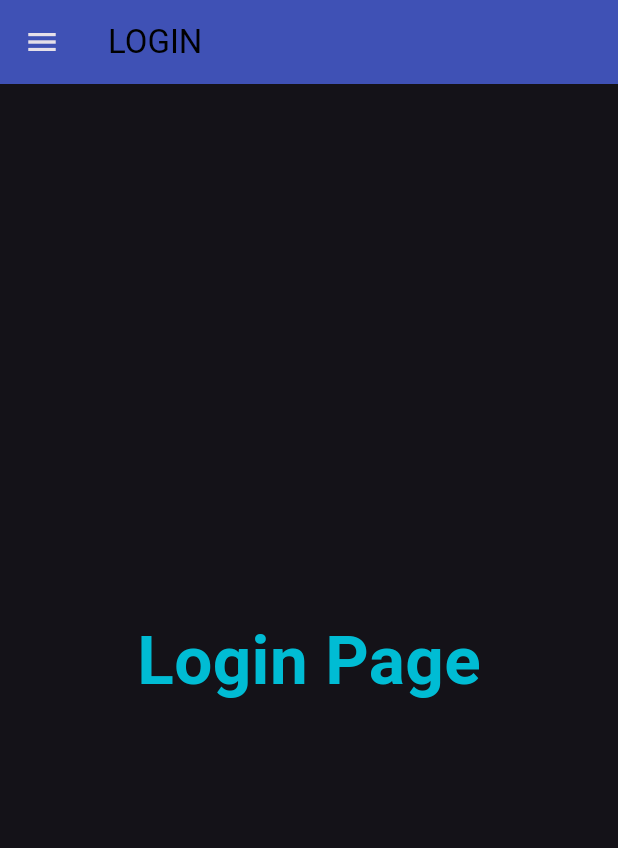
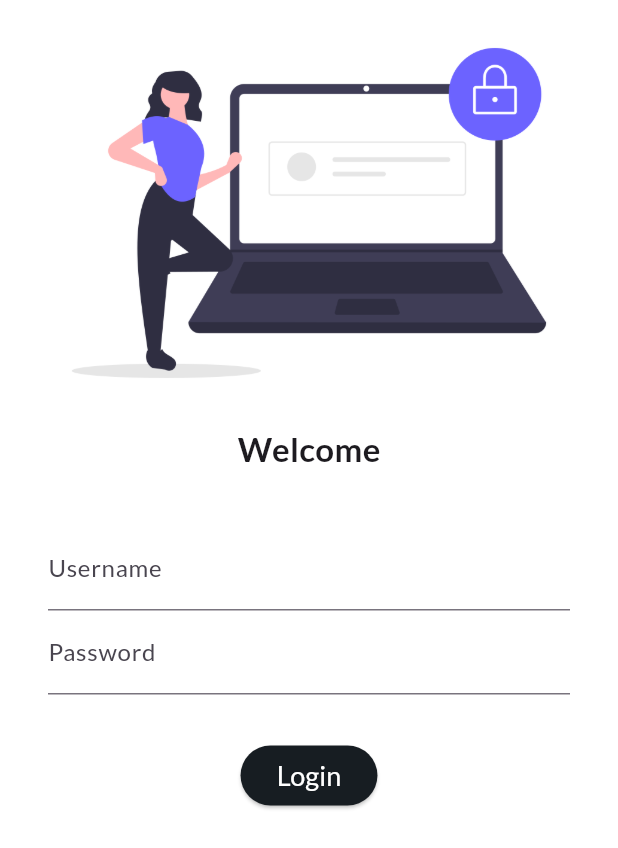
Before and after one commit to Kushal-dubey/My-App, a Flutter app: the screen it shows after launch, on a phone screen of 412 x 824 dp. Shown: the top 848 px of the screen. Run offline on Flutter 3.47's test engine with Material 3 defaults, Android fonts, the phone set to English and light mode, and no system bars; our stand-ins replace google_fonts.

Commit message:
Day 4 completed

```diff
--- a/lib/main.dart
+++ b/lib/main.dart
@@ -1,6 +1,7 @@
 import 'package:flutter/material.dart';
 import 'package:flutter_application_1/pages/Home_page.dart';
 import 'package:flutter_application_1/pages/Login_page.dart';
+import 'package:google_fonts/google_fonts.dart';
 
 void main() {
   runApp(MyApp());
@@ -21,10 +22,13 @@ class MyApp extends StatelessWidget {
   Widget build(BuildContext context) {
     bringvegetables(rupees: 50);
     return MaterialApp(
-      themeMode: ThemeMode.dark, //dark theme in thememode
+      themeMode: ThemeMode.light, //dark theme in thememode
       theme: ThemeData(
-          primarySwatch: Colors
-              .deepPurple), //theme is used for data and primary swatch is used for body and widgets
+        primarySwatch: Colors.deepPurple,
+        fontFamily: GoogleFonts.lato().fontFamily,
+        //primaryTextTheme: GoogleFonts.latoTextTheme(),  // this is the primary text theme which have lato text theme in it
+      ),
+      //theme is used for data and primary swatch is used for body and widgets
       darkTheme: ThemeData(
         brightness: Brightness
             .dark, //brightness is the important part we can set it as dark or
--- a/lib/pages/Login_page.dart
+++ b/lib/pages/Login_page.dart
@@ -1,12 +1,89 @@
 import "package:flutter/material.dart";
+import "package:flutter/widgets.dart";
 
 class LoginPage extends StatelessWidget {
   const LoginPage({super.key});
 
   @override
   Widget build(BuildContext context) {
-    return Scaffold(
-      body: Center(
+    return Material(
+      color: Colors.white,
+      child: Column(
+        children: [
+          Image.asset(
+            "assets/images/Login_image.png", //location in the column children and the image.assets
+            fit: BoxFit.cover,
+
+            // it is the property basically to fit the image
+          ),
+
+          // it is used to make the perfect size between image and welcome
+
+          Text(
+            "Welcome",
+            style: TextStyle(
+              fontSize: 22,
+              fontWeight: FontWeight.bold,
+            ),
+          ),
+          SizedBox(
+            height: 20.0,
+          ),
+
+          //padding is used in it to wrap the column elements
+          Padding(
+            padding: const EdgeInsets.symmetric(
+                vertical: 16.0,
+                horizontal: 32.0), //this is the symmetric padding
+            child: Column(
+              children: [
+                TextFormField(
+                  //used to form the buttons like username and password
+                  decoration: InputDecoration(
+                      hintText: "Enter Username", labelText: "Username"),
+                ),
+                TextFormField(
+                  obscureText: true, //used to secure and hode the password
+                  decoration: InputDecoration(
+                      hintText: "Enter Password", labelText: "Password"),
+                ),
+
+                //buttons
+                SizedBox(
+                  height: 30.0,
+                ),
+
+                ElevatedButton(
+                  onPressed: () {
+                    print("Hi kushal");
+                  },
+                  //onpressed is the function in which button is been operated
+
+                  child: Text(
+                    "Login",
+                    style: TextStyle(
+                      fontSize: 18,
+                      fontStyle: FontStyle.normal,
+                      color: Colors.white,
+                    ),
+                  ),
+                  style: ElevatedButton.styleFrom(
+                    backgroundColor: const Color.fromARGB(255, 23, 29, 34),
+                  ),
+                ), //used to make button
+              ],
+            ),
+          ),
+        ],
+      ),
+      // this is the new widget called image assets in the children column
+    );
+  }
+}
+
+/*
+ This is to make the login page by adding drawer as wel as appbar and to make it more attractive
+  body: Center(
           child: Container(
         child: Text(
           'Login Page',
@@ -23,7 +100,4 @@ class LoginPage extends StatelessWidget {
           style: TextStyle(color: Colors.black),
         ),
         backgroundColor: Colors.indigo,
-      ),
-    );
-  }
-}
+      ),*/
```
Also changed, not shown: pubspec.yaml (+5 -3 lines), assets/images/Login_image.png (added), pubspec.lock, 1 other file.
